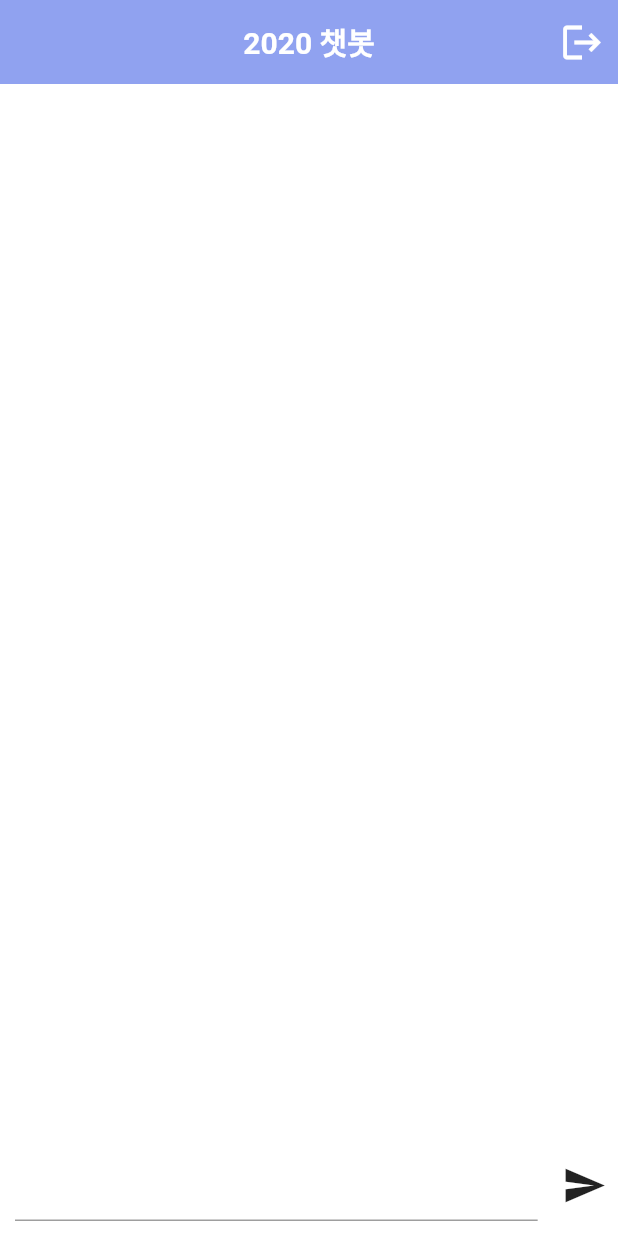
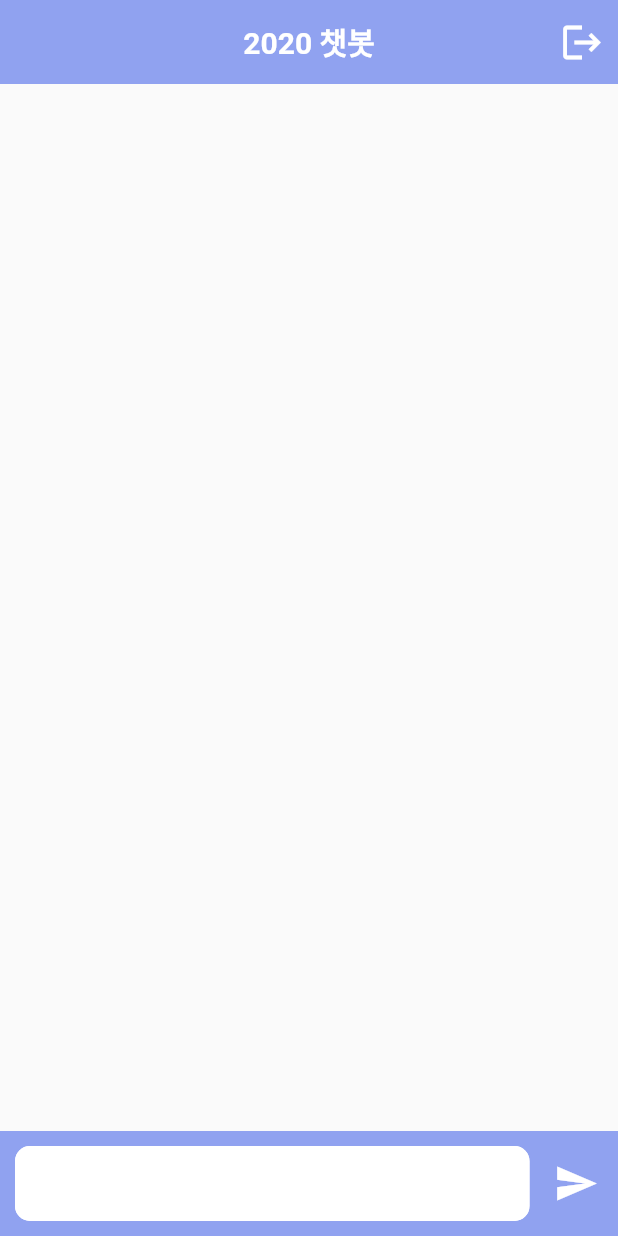
Before and after one commit to Ness731/team2020_gpt3_chatbot, a Flutter app: the screen it shows after launch, after a tap on "대화 시작하기", on a phone screen of 412 x 824 dp. Run offline on Flutter 3.47's test engine with Material 2 defaults, Android fonts, the phone set to English and light mode, and no system bars; missing offline and left inert: translator.

Commit message:
UI update

```diff
--- a/lib/UI/home.dart
+++ b/lib/UI/home.dart
@@ -7,8 +7,7 @@ const c2 = Colors.white;
 
 class Home extends StatefulWidget {
   String userName;
-  late final OpenAI openAI =
-        new OpenAI(apiKey: "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");
+  late final OpenAI openAI = new OpenAI(apiKey: "");
 
   Home(this.userName);
 
@@ -64,7 +63,11 @@ class _HomeState extends State<Home> {
         backgroundColor: c1,
         elevation: 0,
       ),
-      body: Center(
+      body: GestureDetector(
+        onTap: () {
+          FocusScope.of(context).unfocus(); // 영역 밖 터치 시 키보드 내리기
+        },
+        child: Center(
           child: Stack(
             children: [
               Align(
@@ -82,20 +85,16 @@ class _HomeState extends State<Home> {
                           padding: EdgeInsets.only(
                               left: 14, right: 14, top: 10, bottom: 10),
                           child: Align(
-                          alignment: (chat[index].isAnswer
-                              ? Alignment.topLeft
-                              : Alignment.topRight),
+                            alignment: (chat[index].isAnswer? Alignment.topLeft:Alignment.topRight),
                             child: Column(
-                            crossAxisAlignment: (chat[index].isAnswer
-                                ? CrossAxisAlignment.start
-                                : CrossAxisAlignment.end),
+                              crossAxisAlignment: (chat[index].isAnswer?CrossAxisAlignment.start:CrossAxisAlignment.end),
                               children: [
                                 Container(
                                   alignment: (chat[index].isAnswer
                                       ? Alignment.topLeft
                                       : Alignment.topRight),
-                                margin:
-                                    const EdgeInsets.symmetric(vertical: 5, horizontal: 10),
+                                  margin: const EdgeInsets.symmetric(
+                                      vertical: 5, horizontal: 10),
                                   child: Text(
                                     (chat[index].isAnswer
                                         ? 'chatbot'
@@ -119,7 +118,12 @@ class _HomeState extends State<Home> {
                                   padding: EdgeInsets.all(16),
                                   child: Text(
                                     chat[index].text,
-                                  style: TextStyle(fontSize: 15),
+                                    style: TextStyle(
+                                      fontSize: 15,
+                                      color: (chat[index].isAnswer
+                                          ? Colors.black
+                                          : c2),
+                                    ),
                                   ),
                                 ),
                               ],
@@ -132,14 +136,28 @@ class _HomeState extends State<Home> {
               Align(
                 alignment: Alignment.bottomCenter,
                 child: Container(
+                  color: c1,
                   padding: EdgeInsets.all(10),
                   child: Row(
                     children: [
                       Expanded(
-                      flex: 8,
+                        flex: 7,
                         child: Container(
+                          height: 50,
                           child: TextField(
                             controller: textController,
+                            decoration: new InputDecoration(
+                              filled: true,
+                              fillColor: c2,
+                              enabledBorder: OutlineInputBorder(
+                                borderRadius: BorderRadius.circular(10.0),
+                                borderSide: BorderSide(color: c2),
+                              ),
+                              focusedBorder: OutlineInputBorder(
+                                borderRadius: BorderRadius.circular(10.0),
+                                borderSide: BorderSide(color: c2),
+                              ),
+                            ),
                             onChanged: (String value) => {},
                           ),
                         ),
@@ -154,7 +172,6 @@ class _HomeState extends State<Home> {
                                   scrollController.position.maxScrollExtent,
                                   duration: Duration(milliseconds: 100),
                                   curve: Curves.linear);
-
                               String answer = await openAI.complete(
                                   textController.text, tokens);
                               if (answer != null) {
@@ -169,7 +186,7 @@ class _HomeState extends State<Home> {
                               }
                             }
                           },
-                        child: Icon(Icons.send, size: 30),
+                          child: Icon(Icons.send, size: 30, color: Colors.white),
                         ),
                       ),
                     ],
@@ -177,6 +194,7 @@ class _HomeState extends State<Home> {
                 ),
               ),
             ],
+          ),
         ),
       ),
     );
--- a/lib/main.dart
+++ b/lib/main.dart
@@ -1,6 +1,5 @@
 import 'package:flutter/material.dart';
 import 'UI/intro.dart';
-import 'model/gpt-3.dart';
 
 void main() {
   runApp(MyApp());
@@ -11,20 +10,6 @@ class MyApp extends StatelessWidget {
   Widget build(BuildContext context) {
     return MaterialApp(
       title: 'OpenAI',
-      debugShowCheckedModeBanner: false,
-      theme: ThemeData(
-          brightness: Brightness.light,
-          primaryColor: Color(0x90a2f0),
-          primaryColorLight: Color(0xff987654),
-          primaryColorDark: Color(0xff555555),
-          secondaryHeaderColor: Color(0xff333333),
-          backgroundColor: Color(0xff222222),
-          textTheme: const TextTheme(
-            bodyText1: TextStyle(color: Color(0xff131313), fontSize: 20),
-            bodyText2: TextStyle(color: Color(0xff313131), fontSize: 20),
-          ),
-          scaffoldBackgroundColor: Colors.white
-      ),
       home: Intro(),
     );
   }
```
Lines whose indentation alone changed are shown as unchanged.
